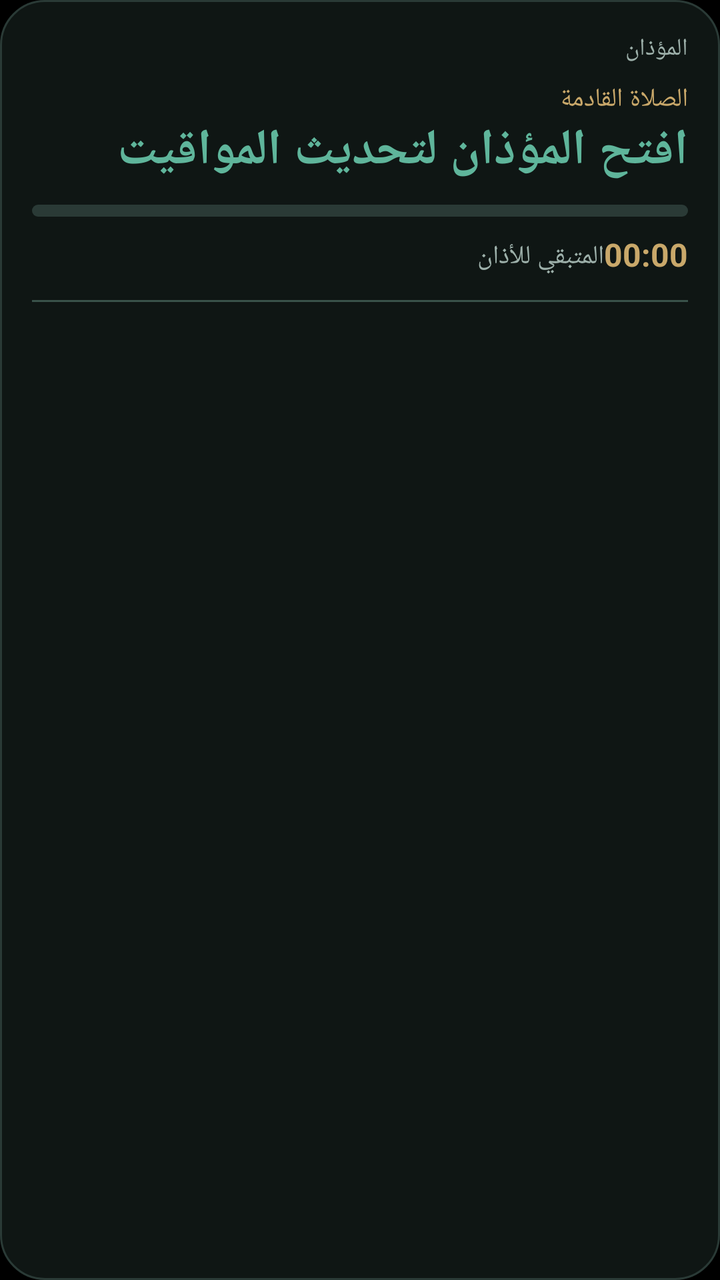
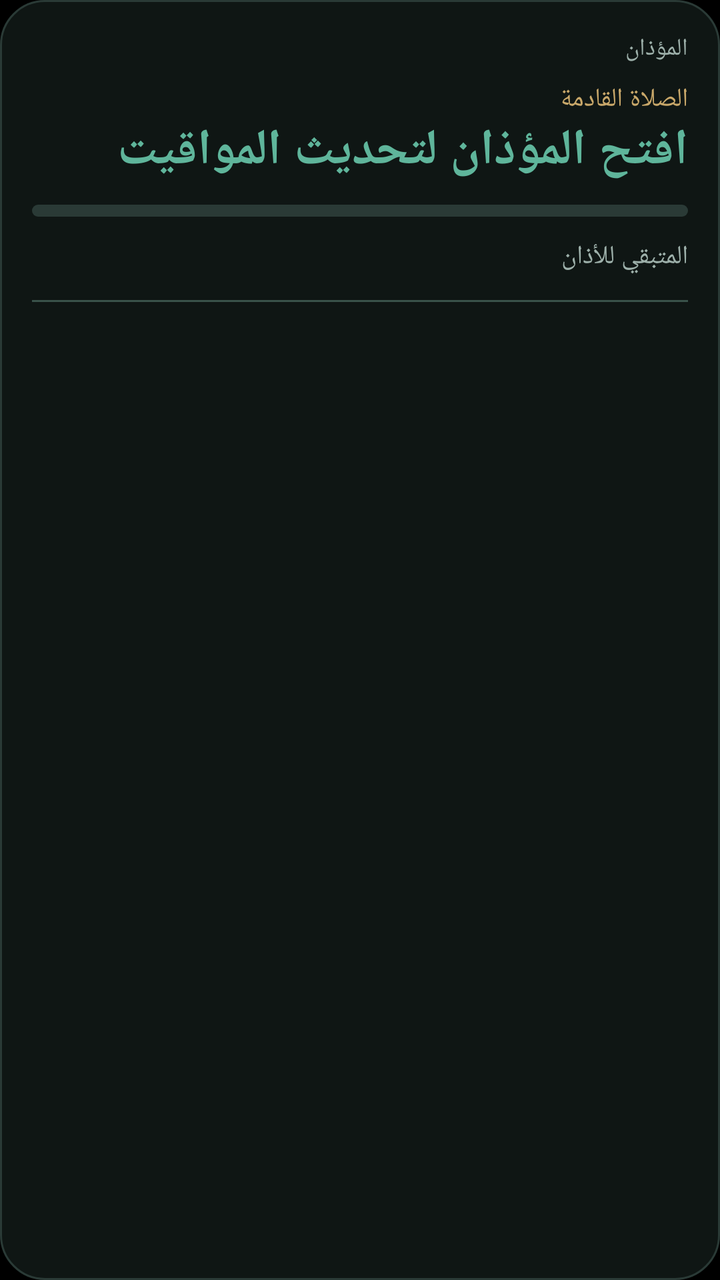

The first picture is an Android layout as it rendered before a commit; the second is the same layout after the commit. The layout source and the unified diff follow.
<!-- AndroidManifest.xml: application theme LaunchTheme -->
<!-- res/layout/widget_large.xml -->
<?xml version="1.0" encoding="utf-8"?>
<LinearLayout xmlns:android="http://schemas.android.com/apk/res/android"
    android:id="@+id/widget_root" android:layout_width="match_parent" android:layout_height="match_parent"
    android:orientation="vertical" android:background="@drawable/widget_bg" android:padding="16dp">
    <TextView android:id="@+id/w_city" android:layout_width="match_parent" android:layout_height="wrap_content"
        android:text="المؤذان" android:textColor="#9DB0AA" android:textSize="12sp" />
    <TextView android:layout_width="match_parent" android:layout_height="wrap_content"
        android:text="الصلاة القادمة" android:textColor="#C9A86A" android:textSize="13sp" android:layout_marginTop="8dp" />
    <LinearLayout android:layout_width="match_parent" android:layout_height="wrap_content" android:orientation="horizontal" android:gravity="center_vertical">
        <TextView android:id="@+id/w_name" android:layout_width="0dp" android:layout_weight="1" android:layout_height="wrap_content"
            android:text="افتح المؤذان لتحديث المواقيت" android:textColor="#5FB59B" android:textSize="25sp" android:textStyle="bold" />
        <TextView android:id="@+id/w_time" android:layout_width="wrap_content" android:layout_height="wrap_content"
            android:textColor="#E8EFEC" android:textSize="19sp" android:textStyle="bold" />
    </LinearLayout>
    <ProgressBar android:id="@+id/w_progress" style="?android:attr/progressBarStyleHorizontal"
        android:layout_width="match_parent" android:layout_height="6dp" android:layout_marginTop="10dp"
        android:max="100" android:progressDrawable="@drawable/widget_progress" />
    <LinearLayout android:layout_width="match_parent" android:layout_height="wrap_content" android:orientation="horizontal"
        android:layout_marginTop="8dp">
        <TextView android:layout_width="0dp" android:layout_weight="1" android:layout_height="wrap_content"
            android:text="المتبقي للأذان" android:textColor="#9DB0AA" android:textSize="13sp" />
        <Chronometer android:id="@+id/w_count" android:layout_width="wrap_content" android:layout_height="wrap_content"
            android:textColor="#C9A86A" android:textSize="16sp" android:textStyle="bold" />
    </LinearLayout>
    <View android:layout_width="match_parent" android:layout_height="1dp" android:layout_marginTop="12dp"
        android:layout_marginBottom="6dp" android:background="#39524A" />
    <LinearLayout android:layout_width="match_parent" android:layout_height="0dp" android:layout_weight="1"
        android:orientation="horizontal" android:gravity="center_vertical">
        <TextView android:id="@+id/n0" android:layout_width="0dp" android:layout_weight="1" android:layout_height="wrap_content"
            android:textColor="#E8EFEC" android:textSize="16sp" />
        <TextView android:id="@+id/t0" android:layout_width="wrap_content" android:layout_height="wrap_content"
            android:textColor="#E8EFEC" android:textSize="15sp" />
    </LinearLayout>
    <LinearLayout android:layout_width="match_parent" android:layout_height="0dp" android:layout_weight="1"
        android:orientation="horizontal" android:gravity="center_vertical">
        <TextView android:id="@+id/n1" android:layout_width="0dp" android:layout_weight="1" android:layout_height="wrap_content"
            android:textColor="#E8EFEC" android:textSize="16sp" />
        <TextView android:id="@+id/t1" android:layout_width="wrap_content" android:layout_height="wrap_content"
            android:textColor="#E8EFEC" android:textSize="15sp" />
    </LinearLayout>
    <LinearLayout android:layout_width="match_parent" android:layout_height="0dp" android:layout_weight="1"
        android:orientation="horizontal" android:gravity="center_vertical">
        <TextView android:id="@+id/n2" android:layout_width="0dp" android:layout_weight="1" android:layout_height="wrap_content"
            android:textColor="#E8EFEC" android:textSize="16sp" />
        <TextView android:id="@+id/t2" android:layout_width="wrap_content" android:layout_height="wrap_content"
            android:textColor="#E8EFEC" android:textSize="15sp" />
    </LinearLayout>
    <LinearLayout android:layout_width="match_parent" android:layout_height="0dp" android:layout_weight="1"
        android:orientation="horizontal" android:gravity="center_vertical">
        <TextView android:id="@+id/n3" android:layout_width="0dp" android:layout_weight="1" android:layout_height="wrap_content"
            android:textColor="#E8EFEC" android:textSize="16sp" />
        <TextView android:id="@+id/t3" android:layout_width="wrap_content" android:layout_height="wrap_content"
            android:textColor="#E8EFEC" android:textSize="15sp" />
    </LinearLayout>
    <LinearLayout android:layout_width="match_parent" android:layout_height="0dp" android:layout_weight="1"
        android:orientation="horizontal" android:gravity="center_vertical">
        <TextView android:id="@+id/n4" android:layout_width="0dp" android:layout_weight="1" android:layout_height="wrap_content"
            android:textColor="#E8EFEC" android:textSize="16sp" />
        <TextView android:id="@+id/t4" android:layout_width="wrap_content" android:layout_height="wrap_content"
            android:textColor="#E8EFEC" android:textSize="15sp" />
    </LinearLayout>
</LinearLayout>
<!-- resources referenced by this layout -->
<resources>
  <!-- drawable widget_bg (drawable) -->
  <?xml version="1.0" encoding="utf-8"?>
  <shape xmlns:android="http://schemas.android.com/apk/res/android" android:shape="rectangle">
      <solid android:color="#F2101816" />
      <corners android:radius="22dp" />
      <stroke android:width="1dp" android:color="#2A3A36" />
  </shape>
  <!-- drawable widget_progress (drawable) -->
  <?xml version="1.0" encoding="utf-8"?>
  <layer-list xmlns:android="http://schemas.android.com/apk/res/android">
      <item android:id="@android:id/background">
          <shape android:shape="rectangle">
              <solid android:color="#2A3A36" />
              <corners android:radius="4dp" />
          </shape>
      </item>
      <item android:id="@android:id/progress">
          <clip>
              <shape android:shape="rectangle">
                  <solid android:color="#5FB59B" />
                  <corners android:radius="4dp" />
              </shape>
          </clip>
      </item>
  </layer-list>
  <style name="LaunchTheme" parent="@android:style/Theme.Black.NoTitleBar">
          <item name="android:windowBackground">@color/launch_background</item>
          <item name="android:windowFullscreen">false</item>
          <item name="android:windowLightStatusBar">false</item>
          <item name="android:windowLightNavigationBar">false</item>
          <item name="android:statusBarColor">#000000</item>
          <item name="android:navigationBarColor">#000000</item>
          <item name="android:windowAnimationStyle">@null</item>
      </style>
  <color name="launch_background">#000000</color>
</resources>

<!-- the commit's change to res/layout/widget_large.xml (unified diff, before → after) -->
@@ -19,7 +19,7 @@
         android:layout_marginTop="8dp">
         <TextView android:layout_width="0dp" android:layout_weight="1" android:layout_height="wrap_content"
             android:text="المتبقي للأذان" android:textColor="#9DB0AA" android:textSize="13sp" />
-        <Chronometer android:id="@+id/w_count" android:layout_width="wrap_content" android:layout_height="wrap_content"
+        <TextView android:id="@+id/w_count" android:layout_width="wrap_content" android:layout_height="wrap_content"
             android:textColor="#C9A86A" android:textSize="16sp" android:textStyle="bold" />
     </LinearLayout>
     <View android:layout_width="match_parent" android:layout_height="1dp" android:layout_marginTop="12dp"
